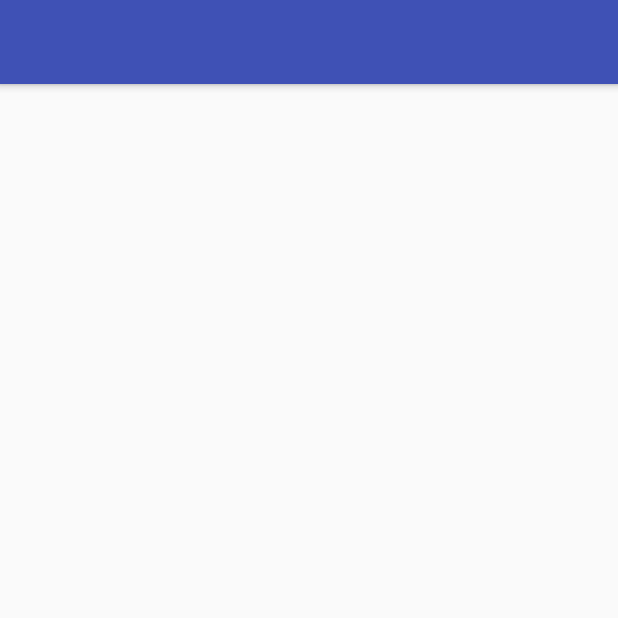
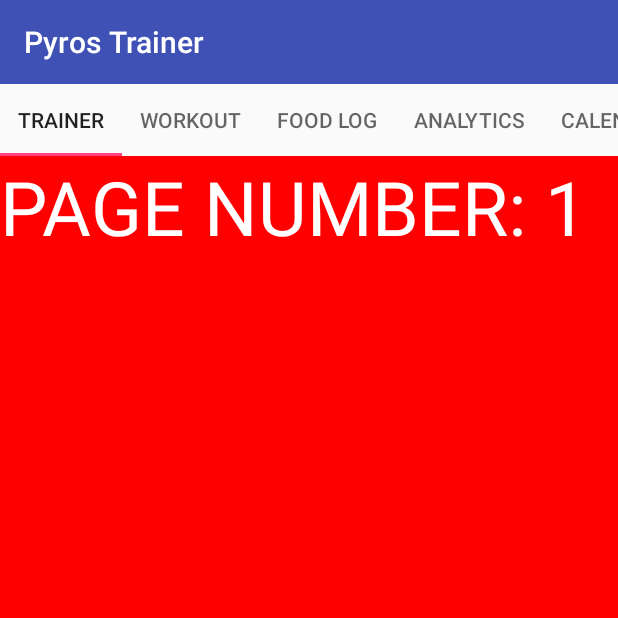
Before and after one commit to pd6569/pyrros, an Android app: the screen it shows after launch once a user with an empty profile is signed in (MainActivity), on a phone screen of 412 x 824 dp, the top half of it. Run offline under Robolectric (Android 15) with nearby library versions, the phone set to English and light mode, and no system bars; our stand-ins replace Firebase (no records; nobody signed in at launch, a user with empty details on screens opened directly).

Commit message:
viewpager set up with dummy content

```diff
--- /dev/null
+++ b/app/src/main/java/com/zonesciences/pyrros/HomeScreenPagerFragment.java
@@ -0,0 +1,61 @@
+package com.zonesciences.pyrros;
+
+
+import android.graphics.Color;
+import android.os.Bundle;
+import android.support.v4.app.Fragment;
+import android.support.v7.widget.LinearLayoutManager;
+import android.support.v7.widget.RecyclerView;
+import android.util.Log;
+import android.view.LayoutInflater;
+import android.view.View;
+import android.view.ViewGroup;
+import android.widget.LinearLayout;
+import android.widget.TextView;
+
+/**
+ * Created by Peter on 14/10/2016.
+ */
+public class HomeScreenPagerFragment extends Fragment {
+
+    public static final String ARG_TAB = "HomeScreenPageFragment: ARG_TAB";
+
+    TextView mTextView;
+    LinearLayout ll;
+
+    int mTab;
+
+    public static HomeScreenPagerFragment newInstance(int tab){
+        Bundle args = new Bundle();
+        args.putInt(ARG_TAB, tab);
+        HomeScreenPagerFragment fragment = new HomeScreenPagerFragment();
+        fragment.setArguments(args);
+        return fragment;
+    }
+
+    public void onCreate(Bundle savedInstanceState){
+        super.onCreate(savedInstanceState);
+
+        mTab = getArguments().getInt(ARG_TAB);
+        Log.i("HomeScreenPagerFragment", "Current tab: " + mTab);
+
+    }
+
+    public View onCreateView(LayoutInflater inflater, ViewGroup container, Bundle savedInstanceState){
+
+        //Inflate the layout for this fragment
+        //Each fragment contains a recycler view with a set of flashcards
+        View view = inflater.inflate(R.layout.fragment_homescreen_pager, container, false);
+
+        mTextView = (TextView) view.findViewById(R.id.menu_page);
+        ll = (LinearLayout) view.findViewById(R.id.page_linear_layout);
+
+        if (mTab % 2 == 0){
+            ll.setBackgroundColor(Color.RED);
+        }
+
+        mTextView.setText("PAGE NUMBER: " + Integer.toString(mTab + 1));
+
+        return view;
+    }
+}
--- a/app/src/main/java/com/zonesciences/pyrros/MainActivity.java
+++ b/app/src/main/java/com/zonesciences/pyrros/MainActivity.java
@@ -1,9 +1,16 @@
 package com.zonesciences.pyrros;
 
+import android.content.Context;
 import android.content.Intent;
+import android.graphics.Color;
+import android.support.design.widget.TabLayout;
+import android.support.v4.app.Fragment;
+import android.support.v4.app.FragmentManager;
+import android.support.v4.app.FragmentPagerAdapter;
 import android.support.v4.view.ViewPager;
 import android.support.v7.app.AppCompatActivity;
 import android.os.Bundle;
+import android.support.v7.widget.Toolbar;
 import android.util.Log;
 import android.view.View;
 import android.widget.Button;
@@ -39,6 +46,17 @@ public class MainActivity extends BaseActivity {
 
             mViewPager = (ViewPager) findViewById(R.id.viewpager_homescreen);
 
+            FragmentPagerAdapter pagerAdapter = new FragmentHomescreenPagerAdapter(getSupportFragmentManager(), MainActivity.this);
+            mViewPager.setAdapter(pagerAdapter);
+
+            //Give the TabLayout for region selection the ViewPager
+            TabLayout tabLayout = (TabLayout) findViewById(R.id.sliding_tabs_homescreen);
+            tabLayout.setupWithViewPager(mViewPager, false);
+
+            Toolbar toolbar = (Toolbar) findViewById(R.id.toolbar);
+            setSupportActionBar(toolbar);
+            toolbar.setTitleTextColor(Color.WHITE);
+            getSupportActionBar().setTitle("Pyros Trainer");
         }
 
 
@@ -58,5 +76,32 @@ public class MainActivity extends BaseActivity {
         loadLoginView();
     }
 
+    class FragmentHomescreenPagerAdapter extends FragmentPagerAdapter {
+        String tabTitles[] = new String[]{"Trainer", "Workout", "Food Log", "Analytics", "Calendar", "Leaderboard"};
+        Context context;
+
+        //constructor
+        public FragmentHomescreenPagerAdapter(FragmentManager fm, Context context){
+            super(fm);
+            this.context = context;
+        }
+
+        @Override
+        public Fragment getItem(int position) {
+            Log.d("MainActivity", "Position: " + position);
+            return HomeScreenPagerFragment.newInstance(position);
+        }
+
+        @Override
+        public int getCount() {
+            return tabTitles.length;
+        }
+
+        @Override
+        public CharSequence getPageTitle(int position){
+            return tabTitles[position];
+        }
+    }
+
 
 }
--- a/app/src/main/res/layout/activity_main.xml
+++ b/app/src/main/res/layout/activity_main.xml
@@ -1,27 +1,32 @@
 <?xml version="1.0" encoding="utf-8"?>
-<android.support.design.widget.CoordinatorLayout
+<RelativeLayout
     xmlns:android="http://schemas.android.com/apk/res/android"
+    xmlns:tools="http://schemas.android.com/tools"
     xmlns:app="http://schemas.android.com/apk/res-auto"
-    xmlns:tools="http://schemas.android.com/tools"
     android:layout_width="match_parent"
     android:layout_height="match_parent"
-    android:fitsSystemWindows="true"
-    tools:context="com.zonesciences.pyrros.MainActivity">
+    tools:context=".MainActivity">
 
-    <android.support.design.widget.AppBarLayout
+    <android.support.v7.widget.Toolbar
+        android:id="@+id/toolbar"
+        android:layout_width="match_parent"
+        android:layout_height="?attr/actionBarSize"
+        android:background="?attr/colorPrimary"
+        />
+
+    <android.support.design.widget.TabLayout
+        android:id="@+id/sliding_tabs_homescreen"
+        android:layout_below="@+id/toolbar"
         android:layout_width="match_parent"
         android:layout_height="wrap_content"
-        android:theme="@style/AppTheme.AppBarOverlay">
+        app:tabMode="scrollable" />
 
-        <android.support.v7.widget.Toolbar
-            android:id="@+id/toolbar"
-            android:layout_width="match_parent"
-            android:layout_height="?attr/actionBarSize"
-            android:background="?attr/colorPrimary"
-            />
+    <android.support.v4.view.ViewPager
+        android:id="@+id/viewpager_homescreen"
+        android:layout_width="match_parent"
+        android:layout_height="match_parent"
+        android:layout_gravity="center"
+        android:layout_below="@+id/sliding_tabs_homescreen"
+        tools:context=".FlashcardMenuPagerActivity"/>
 
-    </android.support.design.widget.AppBarLayout>
-
-    <include layout="@layout/content_main"/>
-
-</android.support.design.widget.CoordinatorLayout>
+</RelativeLayout>
--- a/app/src/main/res/layout/content_main.xml
+++ /dev/null
@@ -1,33 +0,0 @@
-<?xml version="1.0" encoding="utf-8"?>
-<RelativeLayout
-    xmlns:android="http://schemas.android.com/apk/res/android"
-    xmlns:tools="http://schemas.android.com/tools"
-    xmlns:app="http://schemas.android.com/apk/res-auto"
-    android:layout_width="match_parent"
-    android:layout_height="match_parent"
-    tools:context=".MainActivity">
-
-    <android.support.v7.widget.Toolbar
-        android:id="@+id/toolbar_homescreen"
-        android:layout_width="match_parent"
-        android:layout_height="?attr/actionBarSize"
-        android:background="?attr/colorPrimary"
-        android:elevation="4dp"
-        />
-
-    <android.support.design.widget.TabLayout
-        android:id="@+id/sliding_tabs_homescreen"
-        android:layout_below="@id/toolbar_homescreen"
-        android:layout_width="match_parent"
-        android:layout_height="wrap_content"
-        app:tabMode="scrollable" />
-
-    <android.support.v4.view.ViewPager
-        android:id="@+id/viewpager_homescreen"
-        android:layout_width="match_parent"
-        android:layout_height="match_parent"
-        android:layout_gravity="center"
-        android:layout_below="@+id/sliding_tabs_homescreen"
-        tools:context=".FlashcardMenuPagerActivity"/>
-
-</RelativeLayout>
--- /dev/null
+++ b/app/src/main/res/layout/fragment_homescreen_pager.xml
@@ -0,0 +1,16 @@
+<?xml version="1.0" encoding="utf-8"?>
+<LinearLayout xmlns:android="http://schemas.android.com/apk/res/android"
+              android:id="@+id/page_linear_layout"
+              android:orientation="vertical"
+              android:layout_width="match_parent"
+              android:layout_height="match_parent"
+              android:background="#000000">
+
+    <TextView
+        android:id="@+id/menu_page"
+        android:layout_width="wrap_content"
+        android:layout_height="wrap_content"
+        android:textSize="50dp"
+        android:textColor="#ffffff"
+        android:text="Page"/>
+</LinearLayout>
```
